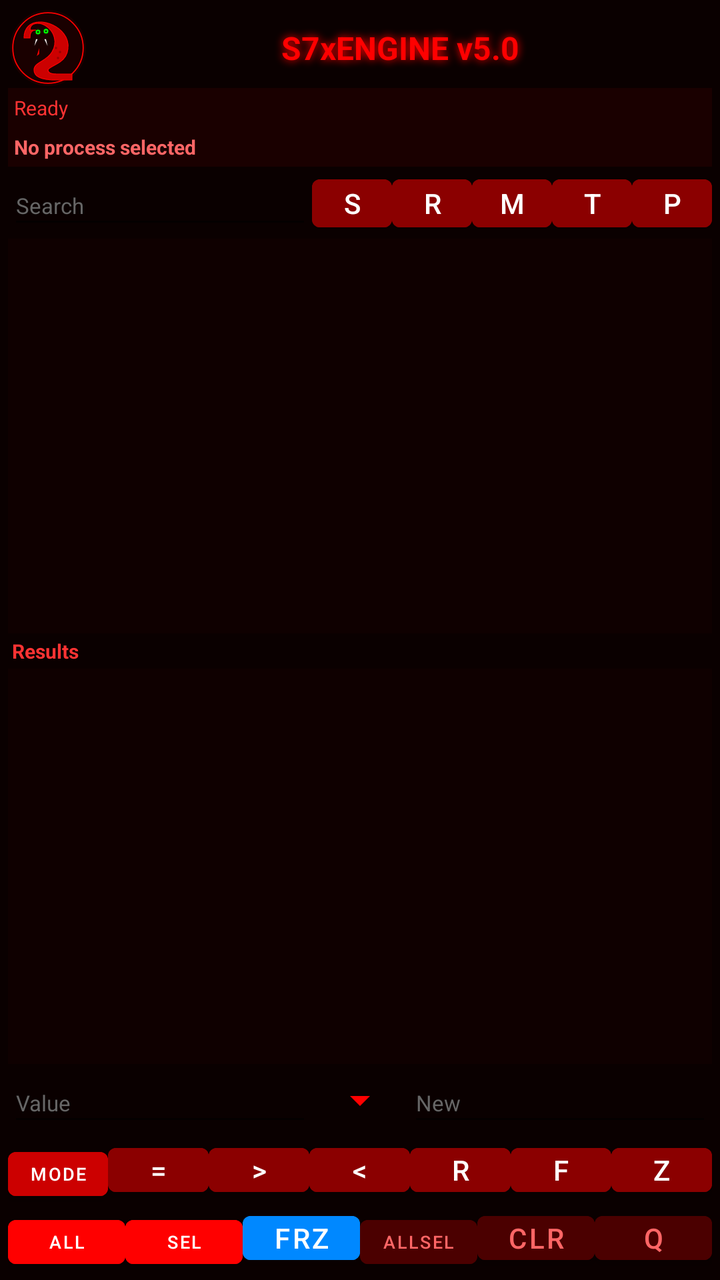
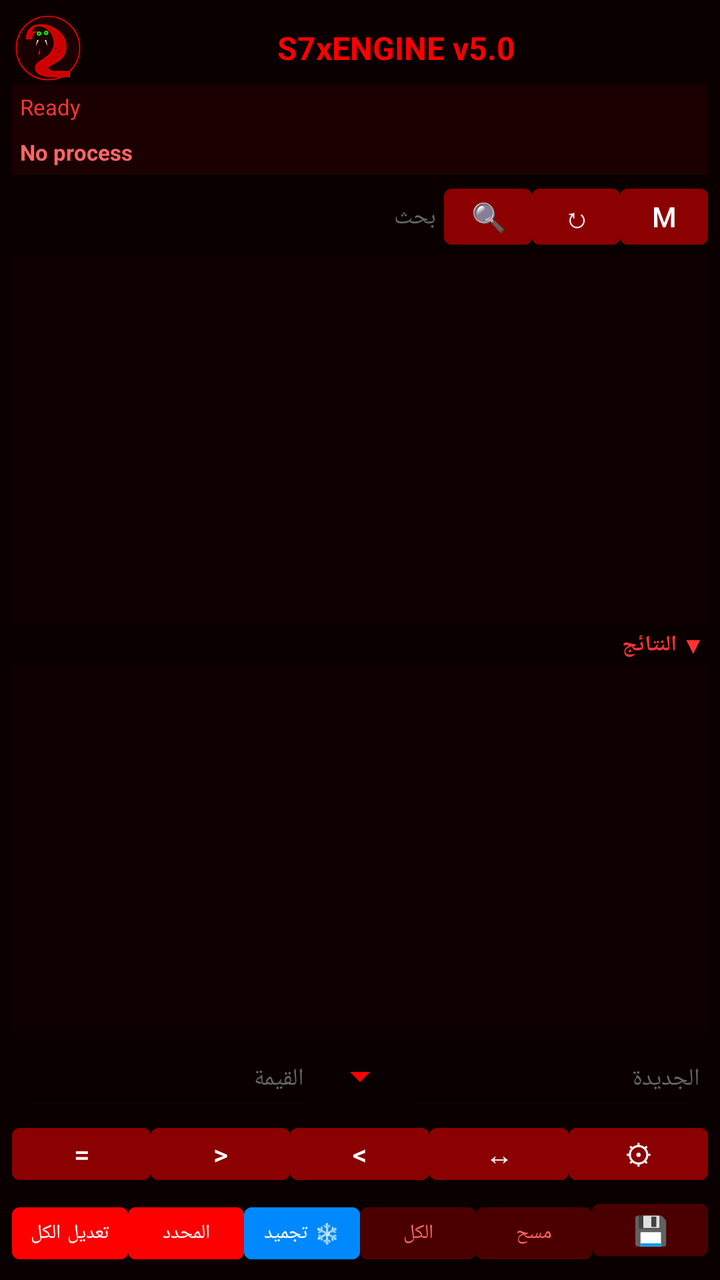

Before-and-after screenshots of an Android layout around one commit, followed by the original layout XML and the change that was made.
<!-- AndroidManifest.xml: application theme Theme.S7xEngine -->
<!-- res/layout/activity_main.xml -->
<?xml version="1.0" encoding="utf-8"?>
<LinearLayout xmlns:android="http://schemas.android.com/apk/res/android" android:layout_width="match_parent" android:layout_height="match_parent" android:orientation="vertical" android:background="#0A0000" android:padding="4dp">
<LinearLayout android:layout_width="match_parent" android:layout_height="wrap_content" android:orientation="horizontal" android:gravity="center_vertical">
<ImageView android:layout_width="40dp" android:layout_height="40dp" android:src="@drawable/snake_logo"/>
<TextView android:id="@+id/tvTitle" android:layout_width="0dp" android:layout_height="wrap_content" android:layout_weight="1" android:text="S7xENGINE v5.0" android:textSize="16sp" android:textStyle="bold" android:gravity="center" android:textColor="#FF0000" android:shadowColor="#FF0000" android:shadowRadius="10"/>
</LinearLayout>
<TextView android:id="@+id/tvStatus" android:layout_width="match_parent" android:layout_height="wrap_content" android:text="Ready" android:padding="3dp" android:background="#1A0000" android:textColor="#FF3333" android:textSize="10sp"/>
<TextView android:id="@+id/tvSelected" android:layout_width="match_parent" android:layout_height="wrap_content" android:text="No process selected" android:padding="3dp" android:textSize="10sp" android:textStyle="bold" android:textColor="#FF6666" android:background="#1A0000"/>
<LinearLayout android:layout_width="match_parent" android:layout_height="wrap_content" android:orientation="horizontal">
<EditText android:id="@+id/etSearch" android:layout_width="0dp" android:layout_height="36dp" android:layout_weight="1" android:hint="Search" android:textColorHint="#666666" android:textColor="#FFFFFF" android:textSize="11sp"/>
<Button android:id="@+id/btnSearch" android:layout_width="40dp" android:layout_height="36dp" android:text="S" android:backgroundTint="#8B0000" android:textColor="#FFFFFF" android:minWidth="0dp" android:padding="0dp"/>
<Button android:id="@+id/btnRefresh" android:layout_width="40dp" android:layout_height="36dp" android:text="R" android:backgroundTint="#8B0000" android:textColor="#FFFFFF" android:minWidth="0dp" android:padding="0dp"/>
<Button android:id="@+id/btnRegions" android:layout_width="40dp" android:layout_height="36dp" android:text="M" android:backgroundTint="#8B0000" android:textColor="#FFFFFF" android:minWidth="0dp" android:padding="0dp"/>
<Button android:id="@+id/btnSpeedhack" android:layout_width="40dp" android:layout_height="36dp" android:text="T" android:backgroundTint="#8B0000" android:textColor="#FFFFFF" android:minWidth="0dp" android:padding="0dp"/>
<Button android:id="@+id/btnPointer" android:layout_width="40dp" android:layout_height="36dp" android:text="P" android:backgroundTint="#8B0000" android:textColor="#FFFFFF" android:minWidth="0dp" android:padding="0dp"/>
</LinearLayout>
<androidx.recyclerview.widget.RecyclerView android:id="@+id/rvProcesses" android:layout_width="match_parent" android:layout_height="0dp" android:layout_weight="1" android:background="#0F0000"/>
<TextView android:layout_width="match_parent" android:layout_height="wrap_content" android:text="Results" android:textColor="#FF3333" android:padding="2dp" android:textStyle="bold" android:textSize="10sp"/>
<androidx.recyclerview.widget.RecyclerView android:id="@+id/rvResults" android:layout_width="match_parent" android:layout_height="0dp" android:layout_weight="1" android:background="#0F0000"/>
<LinearLayout android:layout_width="match_parent" android:layout_height="wrap_content" android:orientation="horizontal">
<EditText android:id="@+id/etValue" android:layout_width="0dp" android:layout_height="36dp" android:layout_weight="1" android:hint="Value" android:inputType="numberDecimal|numberSigned" android:textColorHint="#666666" android:textColor="#FFFFFF" android:textSize="11sp"/>
<Spinner android:id="@+id/spType" android:layout_width="wrap_content" android:layout_height="36dp" android:backgroundTint="#FF0000"/>
<EditText android:id="@+id/etNewValue" android:layout_width="0dp" android:layout_height="36dp" android:layout_weight="1" android:hint="New" android:inputType="numberDecimal|numberSigned" android:textColorHint="#666666" android:textColor="#FFFFFF" android:textSize="11sp"/>
</LinearLayout>
<LinearLayout android:layout_width="match_parent" android:layout_height="wrap_content" android:orientation="horizontal">
<Button android:id="@+id/btnSearchMode" android:layout_width="0dp" android:layout_weight="1" android:layout_height="34dp" android:text="Mode" android:backgroundTint="#CC0000" android:textColor="#FFFFFF" android:textSize="9sp" android:minWidth="0dp" android:padding="0dp"/>
<Button android:id="@+id/btnScanEqual" android:layout_width="0dp" android:layout_weight="1" android:layout_height="34dp" android:text="=" android:backgroundTint="#8B0000" android:textColor="#FFFFFF" android:minWidth="0dp" android:padding="0dp"/>
<Button android:id="@+id/btnScanGreater" android:layout_width="0dp" android:layout_weight="1" android:layout_height="34dp" android:text="&gt;" android:backgroundTint="#8B0000" android:textColor="#FFFFFF" android:minWidth="0dp" android:padding="0dp"/>
<Button android:id="@+id/btnScanLess" android:layout_width="0dp" android:layout_weight="1" android:layout_height="34dp" android:text="&lt;" android:backgroundTint="#8B0000" android:textColor="#FFFFFF" android:minWidth="0dp" android:padding="0dp"/>
<Button android:id="@+id/btnScanRange" android:layout_width="0dp" android:layout_weight="1" android:layout_height="34dp" android:text="R" android:backgroundTint="#8B0000" android:textColor="#FFFFFF" android:minWidth="0dp" android:padding="0dp"/>
<Button android:id="@+id/btnFilter" android:layout_width="0dp" android:layout_weight="1" android:layout_height="34dp" android:text="F" android:backgroundTint="#8B0000" android:textColor="#FFFFFF" android:minWidth="0dp" android:padding="0dp"/>
<Button android:id="@+id/btnFuzzy" android:layout_width="0dp" android:layout_weight="1" android:layout_height="34dp" android:text="Z" android:backgroundTint="#8B0000" android:textColor="#FFFFFF" android:minWidth="0dp" android:padding="0dp"/>
</LinearLayout>
<LinearLayout android:layout_width="match_parent" android:layout_height="wrap_content" android:orientation="horizontal">
<Button android:id="@+id/btnWriteAll" android:layout_width="0dp" android:layout_weight="1" android:layout_height="34dp" android:text="All" android:backgroundTint="#FF0000" android:textColor="#FFFFFF" android:textSize="9sp" android:minWidth="0dp" android:padding="0dp"/>
<Button android:id="@+id/btnWriteSelected" android:layout_width="0dp" android:layout_weight="1" android:layout_height="34dp" android:text="Sel" android:backgroundTint="#FF0000" android:textColor="#FFFFFF" android:textSize="9sp" android:minWidth="0dp" android:padding="0dp"/>
<Button android:id="@+id/btnFreeze" android:layout_width="0dp" android:layout_weight="1" android:layout_height="34dp" android:text="Frz" android:backgroundTint="#0088FF" android:textColor="#FFFFFF" android:minWidth="0dp" android:padding="0dp"/>
<Button android:id="@+id/btnSelectAll" android:layout_width="0dp" android:layout_weight="1" android:layout_height="34dp" android:text="AllSel" android:backgroundTint="#4B0000" android:textColor="#FF6666" android:textSize="9sp" android:minWidth="0dp" android:padding="0dp"/>
<Button android:id="@+id/btnClear" android:layout_width="0dp" android:layout_weight="1" android:layout_height="34dp" android:text="Clr" android:backgroundTint="#4B0000" android:textColor="#FF6666" android:minWidth="0dp" android:padding="0dp"/>
<Button android:id="@+id/btnSaved" android:layout_width="0dp" android:layout_weight="1" android:layout_height="34dp" android:text="Q" android:backgroundTint="#4B0000" android:textColor="#FF6666" android:minWidth="0dp" android:padding="0dp"/>
</LinearLayout></LinearLayout>
<!-- resources referenced by this layout -->
<resources>
  <!-- drawable snake_logo (drawable) -->
  <?xml version="1.0" encoding="utf-8"?>
  <vector xmlns:android="http://schemas.android.com/apk/res/android" android:width="200dp" android:height="200dp" android:viewportWidth="200" android:viewportHeight="200">
  <path android:fillColor="#1A0000" android:pathData="M100,100 m-95,0 a95,95 0 1,0 190,0 a95,95 0 1,0 -190,0"/>
  <path android:fillColor="#00000000" android:strokeColor="#FF0000" android:strokeWidth="3" android:pathData="M100,100 m-88,0 a88,88 0 1,0 176,0 a88,88 0 1,0 -176,0"/>
  <path android:fillColor="#CC0000" android:strokeColor="#FF0000" android:strokeWidth="2" android:pathData="M55,55 C55,35 80,35 95,45 C115,58 125,85 110,110 C95,135 65,135 65,155 C65,175 90,180 120,180 L160,180 L160,165 L120,165 C105,165 100,160 100,155 C100,150 115,145 130,135 C155,118 155,85 140,65 C125,45 100,35 80,35 C55,35 40,50 40,75 L55,75 C55,60 60,55 70,55 Z"/>
  <path android:fillColor="#00FF00" android:pathData="M75,60 m-6,0 a6,6 0 1,0 12,0 a6,6 0 1,0 -12,0"/>
  <path android:fillColor="#000000" android:pathData="M75,60 m-2,0 a2,2 0 1,0 4,0 a2,2 0 1,0 -4,0"/>
  <path android:fillColor="#00FF00" android:pathData="M95,58 m-6,0 a6,6 0 1,0 12,0 a6,6 0 1,0 -12,0"/>
  <path android:fillColor="#000000" android:pathData="M95,58 m-2,0 a2,2 0 1,0 4,0 a2,2 0 1,0 -4,0"/>
  <path android:fillColor="#FFFFFF" android:pathData="M70,78 L66,95 L74,78 Z"/>
  <path android:fillColor="#FFFFFF" android:pathData="M95,78 L99,95 L91,78 Z"/>
  <path android:fillColor="#FF0000" android:pathData="M78,100 L78,115 L72,120 M78,115 L84,120"/>
  <path android:fillColor="#990000" android:pathData="M120,100 m-3,0 a3,3 0 1,0 6,0 a3,3 0 1,0 -6,0"/>
  <path android:fillColor="#990000" android:pathData="M130,110 m-3,0 a3,3 0 1,0 6,0 a3,3 0 1,0 -6,0"/>
  <path android:fillColor="#990000" android:pathData="M125,125 m-3,0 a3,3 0 1,0 6,0 a3,3 0 1,0 -6,0"/>
  </vector>
  <style name="Theme.S7xEngine" parent="Theme.MaterialComponents.DayNight.NoActionBar">
  <item name="colorPrimary">#FF0000</item>
  <item name="colorPrimaryVariant">#8B0000</item>
  <item name="colorOnPrimary">#FFFFFF</item>
  <item name="android:windowBackground">#0A0000</item>
  <item name="android:statusBarColor">#000000</item>
  <item name="android:navigationBarColor">#000000</item></style>
</resources>

<!-- the commit's change to res/layout/activity_main.xml (unified diff, before → after) -->
@@ -1,41 +1,73 @@
 <?xml version="1.0" encoding="utf-8"?>
-<LinearLayout xmlns:android="http://schemas.android.com/apk/res/android" android:layout_width="match_parent" android:layout_height="match_parent" android:orientation="vertical" android:background="#0A0000" android:padding="4dp">
-<LinearLayout android:layout_width="match_parent" android:layout_height="wrap_content" android:orientation="horizontal" android:gravity="center_vertical">
-<ImageView android:layout_width="40dp" android:layout_height="40dp" android:src="@drawable/snake_logo"/>
-<TextView android:id="@+id/tvTitle" android:layout_width="0dp" android:layout_height="wrap_content" android:layout_weight="1" android:text="S7xENGINE v5.0" android:textSize="16sp" android:textStyle="bold" android:gravity="center" android:textColor="#FF0000" android:shadowColor="#FF0000" android:shadowRadius="10"/>
+<LinearLayout xmlns:android="http://schemas.android.com/apk/res/android"
+    android:layout_width="match_parent" android:layout_height="match_parent"
+    android:orientation="vertical" android:background="#0A0000" android:padding="6dp">
+    <LinearLayout android:layout_width="match_parent" android:layout_height="wrap_content"
+        android:orientation="horizontal" android:gravity="center_vertical">
+        <ImageView android:layout_width="36dp" android:layout_height="36dp" android:src="@drawable/snake_logo"/>
+        <TextView android:id="@+id/tvTitle" android:layout_width="0dp" android:layout_height="wrap_content"
+            android:layout_weight="1" android:text="S7xENGINE v5.0" android:textSize="16sp"
+            android:textStyle="bold" android:gravity="center" android:textColor="#FF0000"/>
+    </LinearLayout>
+    <TextView android:id="@+id/tvStatus" android:layout_width="match_parent" android:layout_height="wrap_content"
+        android:text="Ready" android:padding="4dp" android:background="#1A0000"
+        android:textColor="#FF3333" android:textSize="11sp"/>
+    <TextView android:id="@+id/tvSelected" android:layout_width="match_parent" android:layout_height="wrap_content"
+        android:text="No process" android:padding="4dp" android:textSize="11sp"
+        android:textStyle="bold" android:textColor="#FF6666" android:background="#1A0000"/>
+    <LinearLayout android:layout_width="match_parent" android:layout_height="wrap_content" android:orientation="horizontal">
+        <EditText android:id="@+id/etSearch" android:layout_width="0dp" android:layout_height="40dp"
+            android:layout_weight="1" android:hint="بحث" android:textColorHint="#666"
+            android:textColor="#FFF" android:textSize="12sp"/>
+        <Button android:id="@+id/btnSearch" android:layout_width="44dp" android:layout_height="40dp"
+            android:text="🔍" android:backgroundTint="#8B0000" android:textColor="#FFF" android:minWidth="0dp" android:padding="0dp"/>
+        <Button android:id="@+id/btnRefresh" android:layout_width="44dp" android:layout_height="40dp"
+            android:text="↻" android:backgroundTint="#8B0000" android:textColor="#FFF" android:minWidth="0dp" android:padding="0dp"/>
+        <Button android:id="@+id/btnRegions" android:layout_width="44dp" android:layout_height="40dp"
+            android:text="M" android:backgroundTint="#8B0000" android:textColor="#FFF" android:minWidth="0dp" android:padding="0dp"/>
+    </LinearLayout>
+    <androidx.recyclerview.widget.RecyclerView android:id="@+id/rvProcesses"
+        android:layout_width="match_parent" android:layout_height="0dp"
+        android:layout_weight="1" android:background="#0F0000"/>
+    <TextView android:layout_width="match_parent" android:layout_height="wrap_content"
+        android:text="▼ النتائج" android:textColor="#FF3333" android:padding="2dp"
+        android:textStyle="bold" android:textSize="11sp"/>
+    <androidx.recyclerview.widget.RecyclerView android:id="@+id/rvResults"
+        android:layout_width="match_parent" android:layout_height="0dp"
+        android:layout_weight="1" android:background="#0F0000"/>
+    <LinearLayout android:layout_width="match_parent" android:layout_height="wrap_content" android:orientation="horizontal">
+        <EditText android:id="@+id/etValue" android:layout_width="0dp" android:layout_height="40dp"
+            android:layout_weight="1" android:hint="القيمة" android:inputType="numberDecimal|numberSigned"
+            android:textColorHint="#666" android:textColor="#FFF" android:textSize="12sp"/>
+        <Spinner android:id="@+id/spType" android:layout_width="wrap_content" android:layout_height="40dp" android:backgroundTint="#FF0000"/>
+        <EditText android:id="@+id/etNewValue" android:layout_width="0dp" android:layout_height="40dp"
+            android:layout_weight="1" android:hint="الجديدة" android:inputType="numberDecimal|numberSigned"
+            android:textColorHint="#666" android:textColor="#FFF" android:textSize="12sp"/>
+    </LinearLayout>
+    <LinearLayout android:layout_width="match_parent" android:layout_height="wrap_content" android:orientation="horizontal">
+        <Button android:id="@+id/btnScanEqual" android:layout_width="0dp" android:layout_weight="1"
+            android:layout_height="38dp" android:text="=" android:backgroundTint="#8B0000" android:textColor="#FFF" android:minWidth="0dp" android:padding="0dp"/>
+        <Button android:id="@+id/btnScanGreater" android:layout_width="0dp" android:layout_weight="1"
+            android:layout_height="38dp" android:text="&gt;" android:backgroundTint="#8B0000" android:textColor="#FFF" android:minWidth="0dp" android:padding="0dp"/>
+        <Button android:id="@+id/btnScanLess" android:layout_width="0dp" android:layout_weight="1"
+            android:layout_height="38dp" android:text="&lt;" android:backgroundTint="#8B0000" android:textColor="#FFF" android:minWidth="0dp" android:padding="0dp"/>
+        <Button android:id="@+id/btnScanRange" android:layout_width="0dp" android:layout_weight="1"
+            android:layout_height="38dp" android:text="↔" android:backgroundTint="#8B0000" android:textColor="#FFF" android:minWidth="0dp" android:padding="0dp"/>
+        <Button android:id="@+id/btnFilter" android:layout_width="0dp" android:layout_weight="1"
+            android:layout_height="38dp" android:text="⚙" android:backgroundTint="#8B0000" android:textColor="#FFF" android:minWidth="0dp" android:padding="0dp"/>
+    </LinearLayout>
+    <LinearLayout android:layout_width="match_parent" android:layout_height="wrap_content" android:orientation="horizontal">
+        <Button android:id="@+id/btnWriteAll" android:layout_width="0dp" android:layout_weight="1"
+            android:layout_height="38dp" android:text="تعديل الكل" android:backgroundTint="#FF0000" android:textColor="#FFF" android:textSize="10sp" android:minWidth="0dp" android:padding="0dp"/>
+        <Button android:id="@+id/btnWriteSelected" android:layout_width="0dp" android:layout_weight="1"
+            android:layout_height="38dp" android:text="المحدد" android:backgroundTint="#FF0000" android:textColor="#FFF" android:textSize="10sp" android:minWidth="0dp" android:padding="0dp"/>
+        <Button android:id="@+id/btnFreeze" android:layout_width="0dp" android:layout_weight="1"
+            android:layout_height="38dp" android:text="❄ تجميد" android:backgroundTint="#0088FF" android:textColor="#FFF" android:textSize="10sp" android:minWidth="0dp" android:padding="0dp"/>
+        <Button android:id="@+id/btnSelectAll" android:layout_width="0dp" android:layout_weight="1"
+            android:layout_height="38dp" android:text="الكل" android:backgroundTint="#4B0000" android:textColor="#FF6666" android:textSize="10sp" android:minWidth="0dp" android:padding="0dp"/>
+        <Button android:id="@+id/btnClear" android:layout_width="0dp" android:layout_weight="1"
+            android:layout_height="38dp" android:text="مسح" android:backgroundTint="#4B0000" android:textColor="#FF6666" android:textSize="10sp" android:minWidth="0dp" android:padding="0dp"/>
+        <Button android:id="@+id/btnSaved" android:layout_width="0dp" android:layout_weight="1"
+            android:layout_height="38dp" android:text="💾" android:backgroundTint="#4B0000" android:textColor="#FF6666" android:minWidth="0dp" android:padding="0dp"/>
+    </LinearLayout>
 </LinearLayout>
-<TextView android:id="@+id/tvStatus" android:layout_width="match_parent" android:layout_height="wrap_content" android:text="Ready" android:padding="3dp" android:background="#1A0000" android:textColor="#FF3333" android:textSize="10sp"/>
-<TextView android:id="@+id/tvSelected" android:layout_width="match_parent" android:layout_height="wrap_content" android:text="No process selected" android:padding="3dp" android:textSize="10sp" android:textStyle="bold" android:textColor="#FF6666" android:background="#1A0000"/>
-<LinearLayout android:layout_width="match_parent" android:layout_height="wrap_content" android:orientation="horizontal">
-<EditText android:id="@+id/etSearch" android:layout_width="0dp" android:layout_height="36dp" android:layout_weight="1" android:hint="Search" android:textColorHint="#666666" android:textColor="#FFFFFF" android:textSize="11sp"/>
-<Button android:id="@+id/btnSearch" android:layout_width="40dp" android:layout_height="36dp" android:text="S" android:backgroundTint="#8B0000" android:textColor="#FFFFFF" android:minWidth="0dp" android:padding="0dp"/>
-<Button android:id="@+id/btnRefresh" android:layout_width="40dp" android:layout_height="36dp" android:text="R" android:backgroundTint="#8B0000" android:textColor="#FFFFFF" android:minWidth="0dp" android:padding="0dp"/>
-<Button android:id="@+id/btnRegions" android:layout_width="40dp" android:layout_height="36dp" android:text="M" android:backgroundTint="#8B0000" android:textColor="#FFFFFF" android:minWidth="0dp" android:padding="0dp"/>
-<Button android:id="@+id/btnSpeedhack" android:layout_width="40dp" android:layout_height="36dp" android:text="T" android:backgroundTint="#8B0000" android:textColor="#FFFFFF" android:minWidth="0dp" android:padding="0dp"/>
-<Button android:id="@+id/btnPointer" android:layout_width="40dp" android:layout_height="36dp" android:text="P" android:backgroundTint="#8B0000" android:textColor="#FFFFFF" android:minWidth="0dp" android:padding="0dp"/>
-</LinearLayout>
-<androidx.recyclerview.widget.RecyclerView android:id="@+id/rvProcesses" android:layout_width="match_parent" android:layout_height="0dp" android:layout_weight="1" android:background="#0F0000"/>
-<TextView android:layout_width="match_parent" android:layout_height="wrap_content" android:text="Results" android:textColor="#FF3333" android:padding="2dp" android:textStyle="bold" android:textSize="10sp"/>
-<androidx.recyclerview.widget.RecyclerView android:id="@+id/rvResults" android:layout_width="match_parent" android:layout_height="0dp" android:layout_weight="1" android:background="#0F0000"/>
-<LinearLayout android:layout_width="match_parent" android:layout_height="wrap_content" android:orientation="horizontal">
-<EditText android:id="@+id/etValue" android:layout_width="0dp" android:layout_height="36dp" android:layout_weight="1" android:hint="Value" android:inputType="numberDecimal|numberSigned" android:textColorHint="#666666" android:textColor="#FFFFFF" android:textSize="11sp"/>
-<Spinner android:id="@+id/spType" android:layout_width="wrap_content" android:layout_height="36dp" android:backgroundTint="#FF0000"/>
-<EditText android:id="@+id/etNewValue" android:layout_width="0dp" android:layout_height="36dp" android:layout_weight="1" android:hint="New" android:inputType="numberDecimal|numberSigned" android:textColorHint="#666666" android:textColor="#FFFFFF" android:textSize="11sp"/>
-</LinearLayout>
-<LinearLayout android:layout_width="match_parent" android:layout_height="wrap_content" android:orientation="horizontal">
-<Button android:id="@+id/btnSearchMode" android:layout_width="0dp" android:layout_weight="1" android:layout_height="34dp" android:text="Mode" android:backgroundTint="#CC0000" android:textColor="#FFFFFF" android:textSize="9sp" android:minWidth="0dp" android:padding="0dp"/>
-<Button android:id="@+id/btnScanEqual" android:layout_width="0dp" android:layout_weight="1" android:layout_height="34dp" android:text="=" android:backgroundTint="#8B0000" android:textColor="#FFFFFF" android:minWidth="0dp" android:padding="0dp"/>
-<Button android:id="@+id/btnScanGreater" android:layout_width="0dp" android:layout_weight="1" android:layout_height="34dp" android:text="&gt;" android:backgroundTint="#8B0000" android:textColor="#FFFFFF" android:minWidth="0dp" android:padding="0dp"/>
-<Button android:id="@+id/btnScanLess" android:layout_width="0dp" android:layout_weight="1" android:layout_height="34dp" android:text="&lt;" android:backgroundTint="#8B0000" android:textColor="#FFFFFF" android:minWidth="0dp" android:padding="0dp"/>
-<Button android:id="@+id/btnScanRange" android:layout_width="0dp" android:layout_weight="1" android:layout_height="34dp" android:text="R" android:backgroundTint="#8B0000" android:textColor="#FFFFFF" android:minWidth="0dp" android:padding="0dp"/>
-<Button android:id="@+id/btnFilter" android:layout_width="0dp" android:layout_weight="1" android:layout_height="34dp" android:text="F" android:backgroundTint="#8B0000" android:textColor="#FFFFFF" android:minWidth="0dp" android:padding="0dp"/>
-<Button android:id="@+id/btnFuzzy" android:layout_width="0dp" android:layout_weight="1" android:layout_height="34dp" android:text="Z" android:backgroundTint="#8B0000" android:textColor="#FFFFFF" android:minWidth="0dp" android:padding="0dp"/>
-</LinearLayout>
-<LinearLayout android:layout_width="match_parent" android:layout_height="wrap_content" android:orientation="horizontal">
-<Button android:id="@+id/btnWriteAll" android:layout_width="0dp" android:layout_weight="1" android:layout_height="34dp" android:text="All" android:backgroundTint="#FF0000" android:textColor="#FFFFFF" android:textSize="9sp" android:minWidth="0dp" android:padding="0dp"/>
-<Button android:id="@+id/btnWriteSelected" android:layout_width="0dp" android:layout_weight="1" android:layout_height="34dp" android:text="Sel" android:backgroundTint="#FF0000" android:textColor="#FFFFFF" android:textSize="9sp" android:minWidth="0dp" android:padding="0dp"/>
-<Button android:id="@+id/btnFreeze" android:layout_width="0dp" android:layout_weight="1" android:layout_height="34dp" android:text="Frz" android:backgroundTint="#0088FF" android:textColor="#FFFFFF" android:minWidth="0dp" android:padding="0dp"/>
-<Button android:id="@+id/btnSelectAll" android:layout_width="0dp" android:layout_weight="1" android:layout_height="34dp" android:text="AllSel" android:backgroundTint="#4B0000" android:textColor="#FF6666" android:textSize="9sp" android:minWidth="0dp" android:padding="0dp"/>
-<Button android:id="@+id/btnClear" android:layout_width="0dp" android:layout_weight="1" android:layout_height="34dp" android:text="Clr" android:backgroundTint="#4B0000" android:textColor="#FF6666" android:minWidth="0dp" android:padding="0dp"/>
-<Button android:id="@+id/btnSaved" android:layout_width="0dp" android:layout_weight="1" android:layout_height="34dp" android:text="Q" android:backgroundTint="#4B0000" android:textColor="#FF6666" android:minWidth="0dp" android:padding="0dp"/>
-</LinearLayout></LinearLayout>
